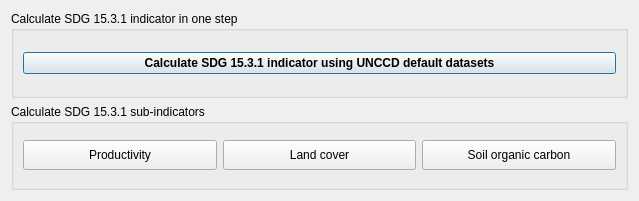
The window that LDMP/gui/DlgCalculate.ui (ConservationInternational/trends.earth) describes before a commit, drawn with Qt 5.
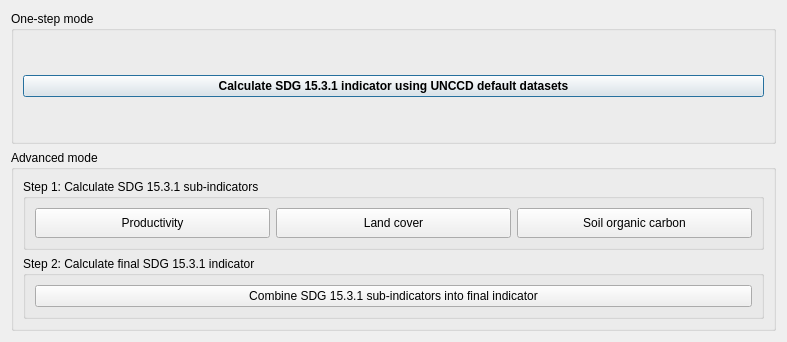
The same window after the commit.

Diff of the .ui file:
```diff
--- a/LDMP/gui/DlgCalculate.ui
+++ b/LDMP/gui/DlgCalculate.ui
@@ -9,8 +9,8 @@
    <rect>
     <x>0</x>
     <y>0</y>
-    <width>639</width>
-    <height>201</height>
+    <width>787</width>
+    <height>342</height>
    </rect>
   </property>
   <property name="sizePolicy">
@@ -26,7 +26,7 @@
    <item row="0" column="0">
     <widget class="QGroupBox" name="groupBox">
      <property name="title">
-      <string>Calculate SDG 15.3.1 indicator in one step</string>
+      <string>One-step mode</string>
      </property>
      <layout class="QHBoxLayout" name="horizontalLayout_2">
       <item>
@@ -46,9 +46,15 @@
     </widget>
    </item>
    <item row="1" column="0">
+    <widget class="QGroupBox" name="groupBox_4">
+     <property name="title">
+      <string>Advanced mode</string>
+     </property>
+     <layout class="QVBoxLayout" name="verticalLayout">
+      <item>
     <widget class="QGroupBox" name="groupBox_2">
      <property name="title">
-      <string>Calculate SDG 15.3.1 sub-indicators</string>
+         <string>Step 1: Calculate SDG 15.3.1 sub-indicators</string>
      </property>
      <layout class="QHBoxLayout" name="horizontalLayout">
       <item>
@@ -88,6 +94,25 @@
         <property name="text">
          <string>Soil organic carbon</string>
         </property>
+          </widget>
+         </item>
+        </layout>
+       </widget>
+      </item>
+      <item>
+       <widget class="QGroupBox" name="groupBox_3">
+        <property name="title">
+         <string>Step 2: Calculate final SDG 15.3.1 indicator</string>
+        </property>
+        <layout class="QVBoxLayout" name="verticalLayout_2">
+         <item>
+          <widget class="QPushButton" name="btn_sdg_advanced">
+           <property name="text">
+            <string>Combine SDG 15.3.1 sub-indicators into final indicator</string>
+           </property>
+          </widget>
+         </item>
+        </layout>
        </widget>
       </item>
      </layout>
```
Left out of the diff: 2 changed lines with no effect on the pictures. Lines whose indentation alone changed are shown as unchanged.
